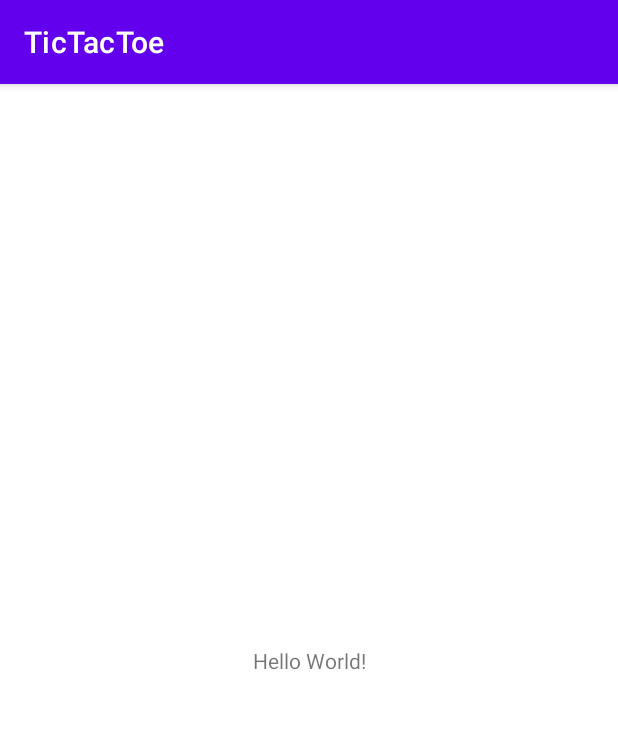
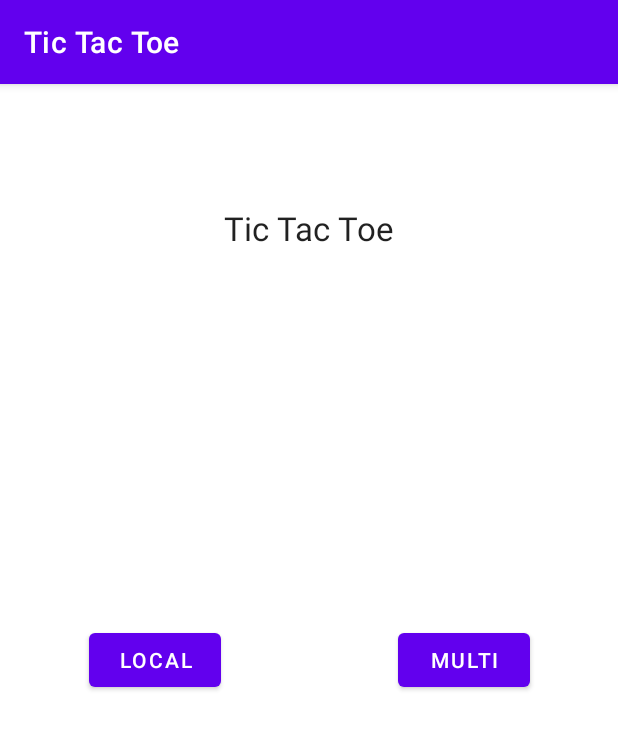
Before and after one commit to LessMathMoreMeth/TicTacToe, an Android app: the screen it shows after launch (MainActivity), on a phone screen of 412 x 824 dp. Shown: the top 729 px of the screen. Run offline under Robolectric (Android 15) with nearby library versions, the phone set to English and light mode, and no system bars.

```diff
--- a/app/src/main/java/com/example/tictactoe/MainActivity.java
+++ b/app/src/main/java/com/example/tictactoe/MainActivity.java
@@ -2,13 +2,33 @@ package com.example.tictactoe;
 
 import androidx.appcompat.app.AppCompatActivity;
 
+import android.content.Intent;
 import android.os.Bundle;
+import android.view.View;
+import android.widget.Button;
 
 public class MainActivity extends AppCompatActivity {
+
+    boolean singleUser = false;
+    Button btnLocal;
+    Button btnMulti;
 
     @Override
     protected void onCreate(Bundle savedInstanceState) {
         super.onCreate(savedInstanceState);
         setContentView(R.layout.activity_main);
+
+        btnLocal = findViewById(R.id.btnLocal);
+        btnMulti = findViewById(R.id.btnMulti);
+
+        btnLocal.setOnClickListener(v -> {
+            singleUser = true;
+            startActivity(new Intent(getApplicationContext(), GameActivity.class));
+        });
+
+        btnMulti.setOnClickListener(v -> {
+            singleUser = false;
+            startActivity(new Intent(getApplicationContext(), GameActivity.class));
+        });
     }
 }
--- a/app/src/main/res/layout/activity_main.xml
+++ b/app/src/main/res/layout/activity_main.xml
@@ -6,13 +6,58 @@
     android:layout_height="match_parent"
     tools:context=".MainActivity">
 
-    <TextView
+    <androidx.constraintlayout.widget.Guideline
+        android:id="@+id/guideline1"
         android:layout_width="wrap_content"
         android:layout_height="wrap_content"
-        android:text="Hello World!"
-        app:layout_constraintBottom_toBottomOf="parent"
+        android:orientation="horizontal"
+        app:layout_constraintGuide_percent="0.25" />
+
+    <androidx.constraintlayout.widget.Guideline
+        android:id="@+id/guideline2"
+        android:layout_width="wrap_content"
+        android:layout_height="wrap_content"
+        android:orientation="horizontal"
+        app:layout_constraintGuide_percent="0.75" />
+
+    <androidx.constraintlayout.widget.Guideline
+        android:id="@+id/guideline3"
+        android:layout_width="wrap_content"
+        android:layout_height="wrap_content"
+        android:orientation="vertical"
+        app:layout_constraintGuide_percent="0.5" />
+
+    <TextView
+        android:id="@+id/textView"
+        android:layout_width="wrap_content"
+        android:layout_height="wrap_content"
+        android:text="@string/app_name"
+        android:textAppearance="@style/TextAppearance.AppCompat.Large"
+        app:layout_constraintBottom_toTopOf="@+id/guideline1"
         app:layout_constraintEnd_toEndOf="parent"
         app:layout_constraintStart_toStartOf="parent"
         app:layout_constraintTop_toTopOf="parent" />
 
+    <Button
+        android:id="@+id/btnLocal"
+        android:layout_width="wrap_content"
+        android:layout_height="wrap_content"
+        android:text="@string/local"
+        app:layout_constraintBottom_toTopOf="@+id/guideline2"
+        app:layout_constraintEnd_toStartOf="@+id/guideline3"
+        app:layout_constraintStart_toStartOf="parent"
+        app:layout_constraintTop_toTopOf="@+id/guideline1" />
+
+    <Button
+        android:id="@+id/btnMulti"
+        android:layout_width="wrap_content"
+        android:layout_height="wrap_content"
+        android:text="@string/multi"
+        app:layout_constraintBottom_toTopOf="@+id/guideline2"
+        app:layout_constraintEnd_toEndOf="parent"
+        app:layout_constraintStart_toStartOf="@+id/guideline3"
+        app:layout_constraintTop_toTopOf="@+id/guideline1" />
+
+
+
 </androidx.constraintlayout.widget.ConstraintLayout>
--- a/app/src/main/res/values/strings.xml
+++ b/app/src/main/res/values/strings.xml
@@ -1,3 +1,9 @@
 <resources>
-    <string name="app_name">TicTacToe</string>
+    <string name="app_name">Tic Tac Toe</string>
+    <string name="local">Local</string>
+    <string name="multi">Multi</string>
+    <string name="first_player">Player 1</string>
+    <string name="second_player">Player 2</string>
+    <string name="reset_game">Reset Game</string>
+    <string name="empty_text"> </string>
 </resources>
```
Also changed, not shown: app/src/main/AndroidManifest.xml (+7 -0 lines), app/src/main/java/com/example/tictactoe/GameActivity.java (added, +18 -0 lines), app/src/main/res/layout/activity_game.xml (added, +162 -0 lines).
